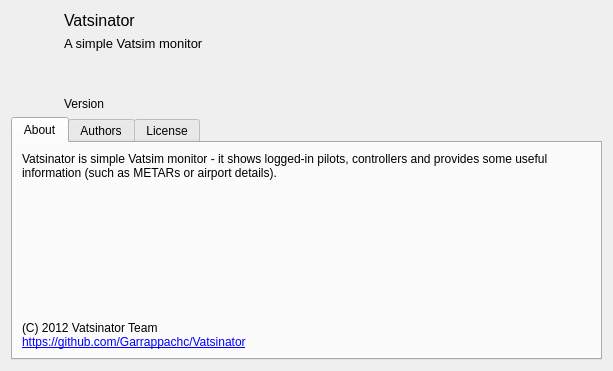
Before: the Qt Designer form source/ui/resources/aboutwindow.ui in Vatsinator/vatsinator-legacy, drawn with Qt 5.
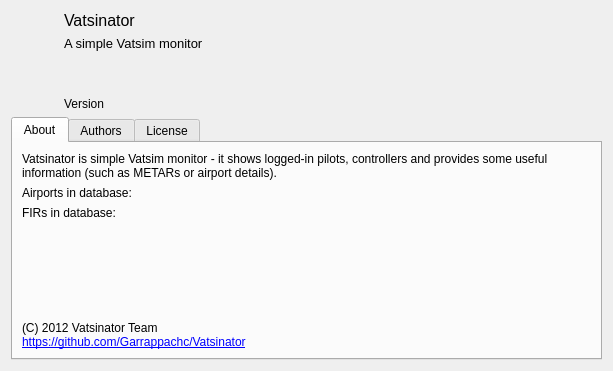
After: the same form once the commit is applied. Icons and pictures are not drawn.

Commit message: Small changes. - Info about databases now included in AboutWindow; - Shift key shows also all inactive airports.

What changed in the file:
```diff
--- a/source/ui/resources/aboutwindow.ui
+++ b/source/ui/resources/aboutwindow.ui
@@ -135,8 +135,78 @@
            </property>
           </widget>
          </item>
+         <item>
+          <layout class="QVBoxLayout" name="verticalLayout_4">
+           <item>
+            <layout class="QHBoxLayout" name="horizontalLayout_2">
+             <item>
+              <widget class="QLabel" name="label_6">
+               <property name="sizePolicy">
+                <sizepolicy hsizetype="Minimum" vsizetype="Preferred">
+                 <horstretch>0</horstretch>
+                 <verstretch>0</verstretch>
+                </sizepolicy>
+               </property>
+               <property name="text">
+                <string>Airports in database:</string>
+               </property>
+               <property name="margin">
+                <number>5</number>
+               </property>
+              </widget>
+             </item>
+             <item>
+              <widget class="QLabel" name="AirportsInDatabaseLabel">
+               <property name="sizePolicy">
+                <sizepolicy hsizetype="MinimumExpanding" vsizetype="Preferred">
+                 <horstretch>0</horstretch>
+                 <verstretch>0</verstretch>
+                </sizepolicy>
+               </property>
+               <property name="text">
+                <string/>
+               </property>
+              </widget>
+             </item>
+            </layout>
+           </item>
+           <item>
+            <layout class="QHBoxLayout" name="horizontalLayout_3">
+             <item>
+              <widget class="QLabel" name="label_8">
+               <property name="text">
+                <string>FIRs in database:</string>
+               </property>
+               <property name="margin">
+                <number>5</number>
+               </property>
+              </widget>
+             </item>
+             <item>
+              <widget class="QLabel" name="FirsInDatabaseLabel">
+               <property name="sizePolicy">
+                <sizepolicy hsizetype="MinimumExpanding" vsizetype="Preferred">
+                 <horstretch>0</horstretch>
+                 <verstretch>0</verstretch>
+                </sizepolicy>
+               </property>
+               <property name="text">
+                <string/>
+               </property>
+              </widget>
+             </item>
+            </layout>
+           </item>
+          </layout>
+         </item>
          <item>
           <widget class="QLabel" name="label_5">
+           <property name="sizePolicy">
+            <sizepolicy hsizetype="Preferred" vsizetype="MinimumExpanding">
+             <horstretch>0</horstretch>
+             <verstretch>0</verstretch>
+            </sizepolicy>
+           </property>
            <property name="text">
             <string>(C) 2012 Vatsinator Team&lt;br&gt;&lt;a href=&quot;https://github.com/Garrappachc/Vatsinator&quot;&gt;https://github.com/Garrappachc/Vatsinator&lt;/a&gt;</string>
            </property>
```
The commit also changes 7 other files.
